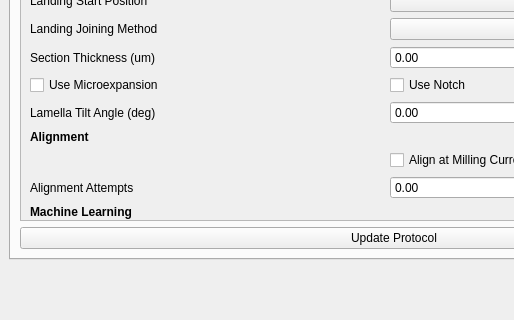
The window that autolamella/ui/qt/AutoLamellaUI.ui (DeMarcoLab/autolamella) describes before a commit, drawn with Qt 5; both pictures show x 0 to 514 and y 347 to 667 of the 788 by 1234 pixel window.
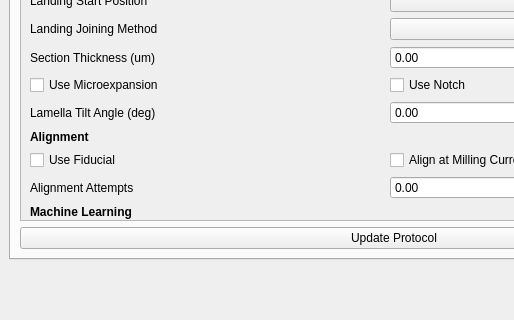
The same window after the commit. The open tabs and pages were chosen to show the change.

Commit message: [feat] add support for non-fiducial based alignment area (#150)

What changed in the file:
```diff
--- a/autolamella/ui/qt/AutoLamellaUI.ui
+++ b/autolamella/ui/qt/AutoLamellaUI.ui
@@ -260,7 +260,7 @@
            <property name="geometry">
             <rect>
              <x>0</x>
-             <y>-72</y>
+             <y>0</y>
              <width>732</width>
              <height>710</height>
             </rect>
@@ -573,6 +573,13 @@
             <item row="12" column="1">
              <widget class="QDoubleSpinBox" name="doubleSpinBox_section_thickness"/>
             </item>
+            <item row="16" column="0">
+             <widget class="QCheckBox" name="checkBox_align_use_fiducial">
+              <property name="text">
+               <string>Use Fiducial</string>
+              </property>
+             </widget>
+            </item>
            </layout>
           </widget>
          </widget>
```
Left out of the diff: 2 changed lines with no effect on the pictures. The commit also changes 4 other files.
